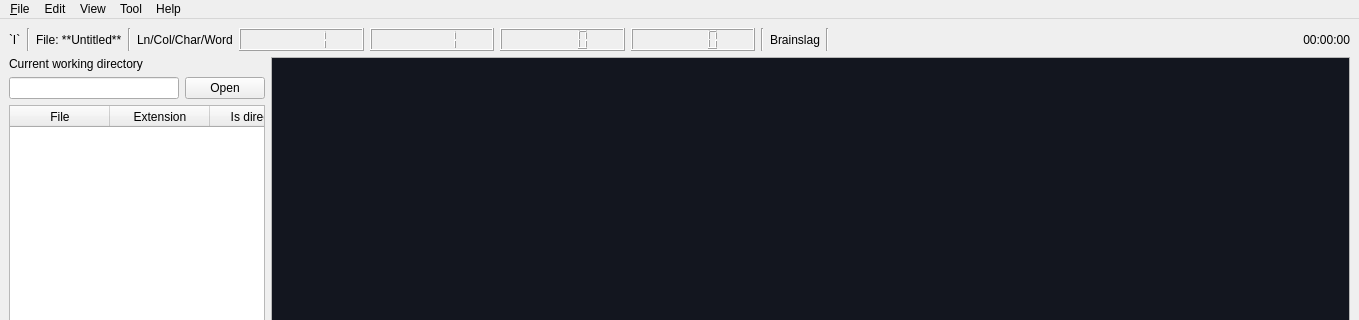
Above: src/TextEditor/ui/TextEditor.ui from KatsumiKougen/SmallPyQt5Apps before the change; both pictures show x 0 to 1359 and y 0 to 320 of the 1359 by 589 pixel window. Below: the same form after it.
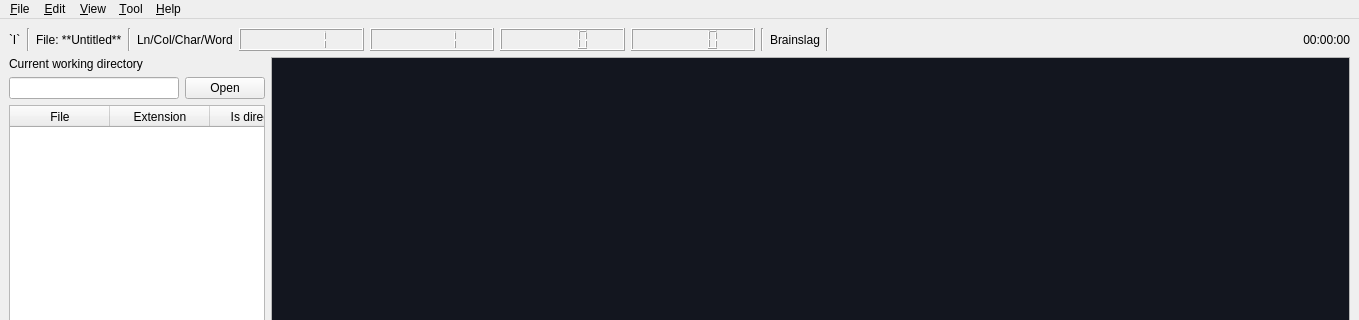
That is the form after the change.

Diff of the .ui file:
```diff
--- a/src/TextEditor/ui/TextEditor.ui
+++ b/src/TextEditor/ui/TextEditor.ui
@@ -439,22 +439,22 @@
    </widget>
    <widget class="QMenu" name="menuEdit">
     <property name="title">
-     <string>Edit</string>
+     <string>&amp;Edit</string>
     </property>
    </widget>
    <widget class="QMenu" name="menuView">
     <property name="title">
-     <string>View</string>
+     <string>&amp;View</string>
     </property>
    </widget>
    <widget class="QMenu" name="menuTool">
     <property name="title">
-     <string>Tool</string>
+     <string>&amp;Tool</string>
     </property>
    </widget>
    <widget class="QMenu" name="menuHelp">
     <property name="title">
-     <string>Help</string>
+     <string>&amp;Help</string>
     </property>
    </widget>
    <addaction name="menuFile"/>
```
Left out of the diff: 19 changed lines with no effect on the pictures.
